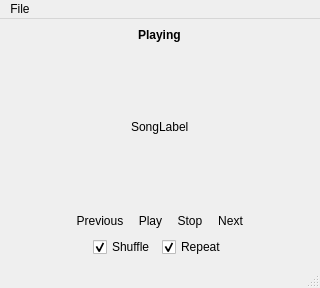
The window that design.ui (praetorg/pycli-music-player) describes before a commit, drawn with Qt 5.
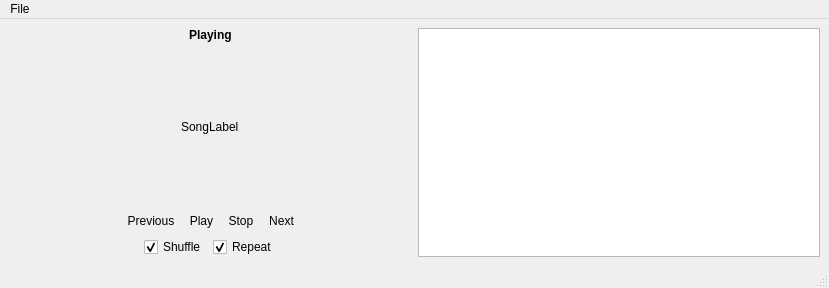
The same window after the commit. Icons and pictures are not drawn.

Commit message: Added playlist viewer and double click to play

Patch:
```diff
--- a/design.ui
+++ b/design.ui
@@ -6,7 +6,7 @@
    <rect>
     <x>0</x>
     <y>0</y>
-    <width>320</width>
+    <width>829</width>
     <height>288</height>
    </rect>
   </property>
@@ -18,7 +18,7 @@
   </property>
   <property name="minimumSize">
    <size>
-    <width>320</width>
+    <width>640</width>
     <height>288</height>
    </size>
   </property>
@@ -89,6 +89,18 @@
           </item>
           <item alignment="Qt::AlignHCenter|Qt::AlignTop">
            <widget class="QLabel" name="songLabel">
+            <property name="sizePolicy">
+             <sizepolicy hsizetype="MinimumExpanding" vsizetype="Preferred">
+              <horstretch>0</horstretch>
+              <verstretch>0</verstretch>
+             </sizepolicy>
+            </property>
+            <property name="maximumSize">
+             <size>
+              <width>320</width>
+              <height>16777215</height>
+             </size>
+            </property>
             <property name="text">
              <string>SongLabel</string>
             </property>
@@ -287,6 +299,9 @@
         </item>
        </layout>
       </item>
+      <item>
+       <widget class="QListWidget" name="playlistWidget"/>
+      </item>
      </layout>
     </item>
    </layout>
@@ -296,7 +311,7 @@
     <rect>
      <x>0</x>
      <y>0</y>
-     <width>320</width>
+     <width>829</width>
      <height>27</height>
     </rect>
    </property>
```
The commit also changes 3 other files.
